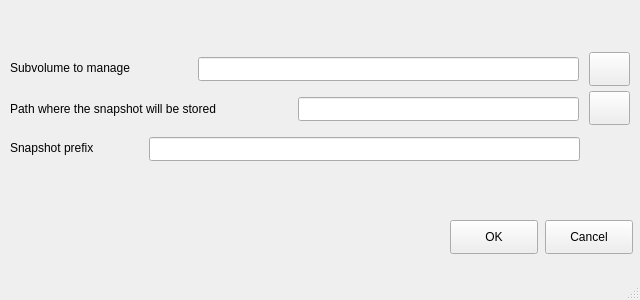
Above: buttermanager/buttermanager/ui/SubvolumeWindow.ui from egara/buttermanager before the change. Below: the same form after it.
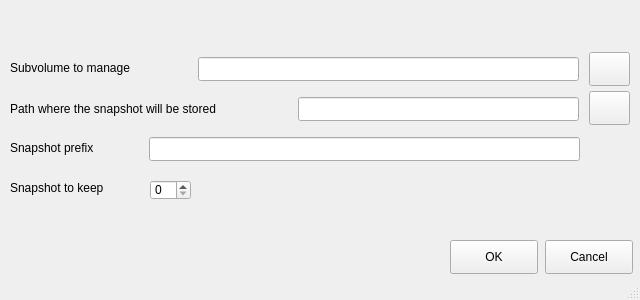
That is the form after the change.

Commit message: Adding snapshots to keep within SubvolumeWindow

```diff
--- a/buttermanager/buttermanager/ui/SubvolumeWindow.ui
+++ b/buttermanager/buttermanager/ui/SubvolumeWindow.ui
@@ -18,7 +18,7 @@
     <property name="geometry">
      <rect>
       <x>450</x>
-      <y>220</y>
+      <y>240</y>
       <width>88</width>
       <height>34</height>
      </rect>
@@ -31,7 +31,7 @@
     <property name="geometry">
      <rect>
       <x>545</x>
-      <y>220</y>
+      <y>240</y>
       <width>88</width>
       <height>34</height>
      </rect>
@@ -141,6 +141,29 @@
      <string>Snapshot prefix</string>
     </property>
    </widget>
+   <widget class="QLabel" name="label_subvolume_snapshots_to_keep">
+    <property name="geometry">
+     <rect>
+      <x>10</x>
+      <y>180</y>
+      <width>131</width>
+      <height>16</height>
+     </rect>
+    </property>
+    <property name="text">
+     <string>Snapshot to keep</string>
+    </property>
+   </widget>
+   <widget class="QSpinBox" name="spinbox_snapshots_to_keep">
+    <property name="geometry">
+     <rect>
+      <x>150</x>
+      <y>180</y>
+      <width>41</width>
+      <height>20</height>
+     </rect>
+    </property>
+   </widget>
   </widget>
   <widget class="QStatusBar" name="statusbar"/>
  </widget>
```
Left out of the diff: 2 changed lines with no effect on the pictures. The commit also changes 2 other files.
